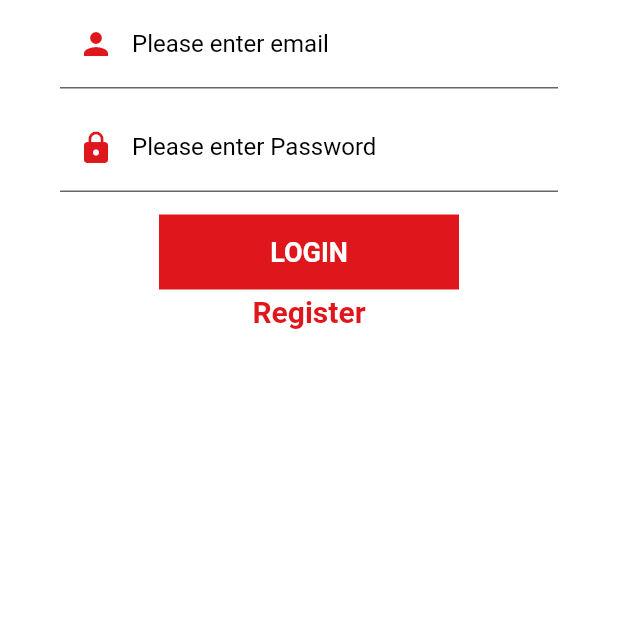
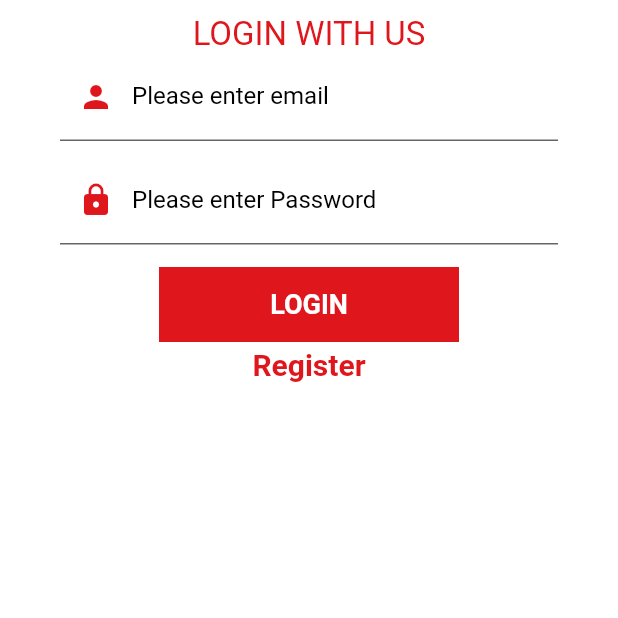
Before and after one commit to saurav0171/RightAccess, a Flutter app: the Login screen opened directly, on a phone screen of 412 x 824 dp, the top half of it. Run offline on Flutter 3.47's test engine with Material 2 defaults, Android fonts, the light colour scheme and no system bars; our stand-ins replace cached_network_image, connectivity, datetime_picker_formfield, firebase_analytics, firebase_messaging, flutter_image_compress and 10 more; missing offline and left inert: exif, geocoder, launch_review; accounts and stored records are empty; Roboto replaces fonts that are missing (Archivo-Regular).

Commit message:
Login Option changes

```diff
--- a/lib/UI/login.dart
+++ b/lib/UI/login.dart
@@ -213,6 +213,21 @@ getTheMobileNumber(String type) async
                   //       fit: BoxFit.fitWidth,
                   //     ),
                   //   ),
+
+                    Padding(
+                          padding: const EdgeInsets.fromLTRB(20, 10, 20, 0),
+                          child: Container(
+                            width: MediaQuery.of(context).size.width,
+                            height: 25,
+                            child: Text(
+                                "LOGIN WITH US",
+                                textAlign: TextAlign.center,
+                                style: TextStyle(
+                                    fontSize: 22,
+                                     color: appThemeColor1),
+                              ),
+                          ),
+                        ),
 
                     Padding(
                       padding: const EdgeInsets.fromLTRB(40, 0, 40, 10),
```
